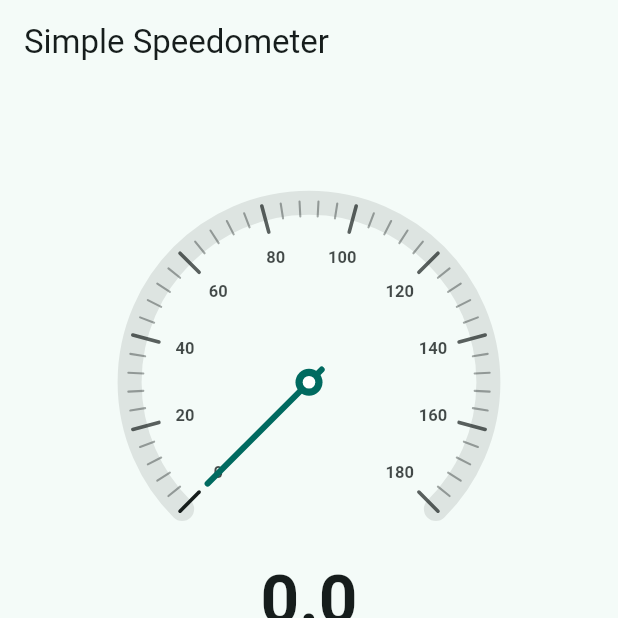
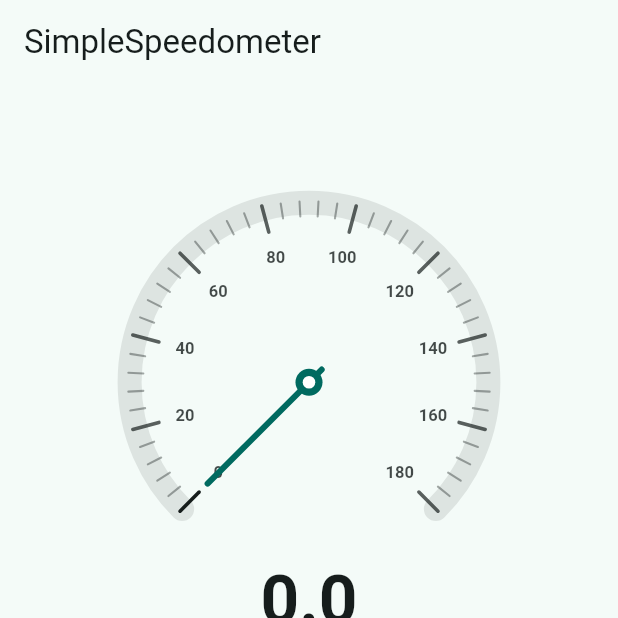
Before and after one commit to Shiroko114514/SimpleSpeedometer, a Flutter app: the screen it shows after launch, on a phone screen of 412 x 824 dp, the top half of it. Run offline on Flutter 3.47's test engine with Material 3 defaults, Android fonts, the phone set to English and light mode, and no system bars; our stand-ins replace geolocator.

Commit message:
Standardize app name to SimpleSpeedometer
Updates app naming across Flutter and platform-specific configs to use `SimpleSpeedometer` consistently. This includes Android/iOS display names, Flutter app and AppBar titles, Linux/macOS/Windows window and product names, and the web manifest so branding and built artifact names match on every target.

```diff
--- a/lib/main.dart
+++ b/lib/main.dart
@@ -15,7 +15,7 @@ class SpeedometerApp extends StatelessWidget {
   Widget build(BuildContext context) {
     return MaterialApp(
       debugShowCheckedModeBanner: false,
-      title: 'Simple Speedometer',
+      title: 'SimpleSpeedometer',
       theme: ThemeData(
         colorScheme: ColorScheme.fromSeed(seedColor: Colors.teal),
         useMaterial3: true,
@@ -271,7 +271,7 @@ class _SpeedometerPageState extends State<SpeedometerPage> {
     final colorScheme = Theme.of(context).colorScheme;
 
     return Scaffold(
-      appBar: AppBar(title: const Text('Simple Speedometer')),
+      appBar: AppBar(title: const Text('SimpleSpeedometer')),
       body: SafeArea(
         child: LayoutBuilder(
           builder: (context, constraints) {
```
Also changed, not shown: 9 other files.
